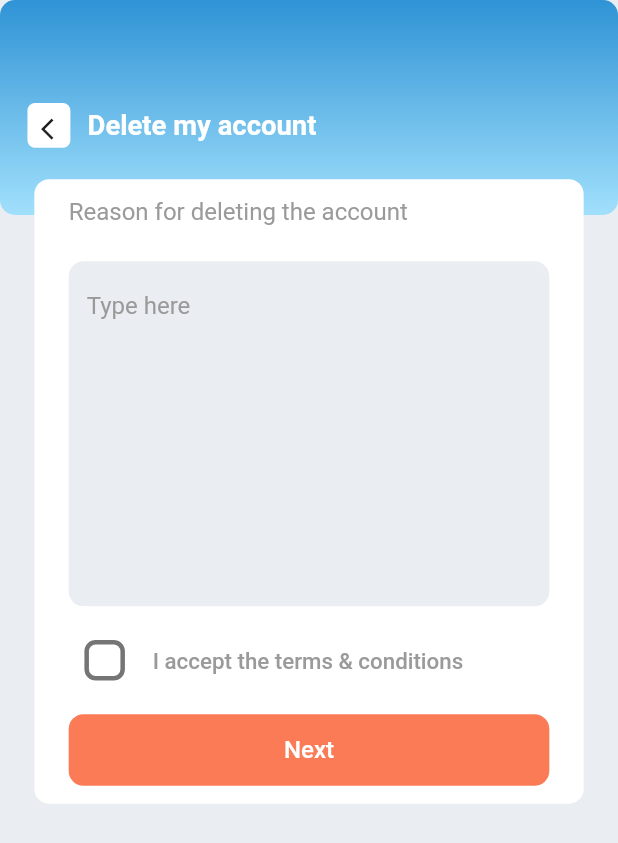
After one commit to abohanzala/sarf, a Flutter app: the DeleteAccount screen opened by its route, on a phone screen of 412 x 824 dp. The commit adds this screen. Shown: the top 843 px of the screen. Run offline on Flutter 3.47's test engine with Material 2 defaults, Android fonts, the phone set to English and light mode, and no system bars; our stand-ins replace bot_toast, flutter_screenutil, flutter_spinkit, get, intl_phone_field.

Commit message:
delete account 3 screens done

```diff
--- /dev/null
+++ b/lib/src/baseview/more/delete_account.dart
@@ -0,0 +1,186 @@
+import 'package:flutter/material.dart';
+import 'package:flutter_screenutil/flutter_screenutil.dart';
+import 'package:get/get.dart';
+import 'package:intl/intl.dart';
+import 'package:sarf/src/baseview/more/delete_account2.dart';
+
+import '../../../resources/resources.dart';
+
+class DeleteAccount extends StatefulWidget {
+  const DeleteAccount({super.key});
+
+  @override
+  State<DeleteAccount> createState() => _DeleteAccountState();
+}
+
+class _DeleteAccountState extends State<DeleteAccount> {
+  bool isChecked = false;
+  @override
+  Widget build(BuildContext context) {
+    return Scaffold(
+      backgroundColor: R.colors.lightGrey,
+      body: Column(
+        mainAxisSize: MainAxisSize.min,
+        children: [
+          Container(
+            padding: EdgeInsets.only(left: 16.w, top: 20.h, right: 16.w),
+            height: 120.h,
+            width: double.infinity,
+            decoration: BoxDecoration(
+              gradient: LinearGradient(
+                begin: Alignment.topCenter,
+                end: Alignment.bottomCenter,
+                colors: [
+                  R.colors.blueGradient1,
+                  R.colors.blueGradient2,
+                ],
+              ),
+              borderRadius: BorderRadius.circular(10),
+            ),
+            child: Row(
+              mainAxisAlignment: MainAxisAlignment.start,
+              children: [
+                GestureDetector(
+                  onTap: () {
+                    Get.back();
+                  },
+                  child: Container(
+                    padding: const EdgeInsets.all(9),
+                    height: 25.h,
+                    width: 25.w,
+                    decoration: BoxDecoration(
+                      color: R.colors.white,
+                      borderRadius: BorderRadius.circular(5),
+                    ),
+                    child: Icon(
+                      Icons.arrow_back_ios,
+                      size: 15.sp,
+                    ),
+                  ),
+                ),
+                SizedBox(width: 10.w),
+                Text(
+                  'Delete my account',
+                  style: TextStyle(
+                    color: Colors.white,
+                    fontSize: 16.sp,
+                    fontWeight: FontWeight.bold,
+                  ),
+                ),
+              ],
+            ),
+          ),
+          Transform(
+            transform: Matrix4.translationValues(0, -40.h, 0),
+            child: Container(
+                width: double.infinity,
+                decoration: BoxDecoration(
+                  color: Colors.white,
+                  borderRadius: BorderRadius.circular(10),
+                ),
+                margin: EdgeInsets.symmetric(horizontal: 20.w, vertical: 20.h),
+                padding: EdgeInsets.symmetric(horizontal: 20.w, vertical: 10.h),
+                child: Column(
+                  crossAxisAlignment: CrossAxisAlignment.start,
+                  mainAxisAlignment: MainAxisAlignment.start,
+                  children: [
+                    Text(
+                      'Reason for deleting the account',
+                      style: TextStyle(
+                        color: R.colors.grey.withOpacity(1),
+                        fontSize: 14.sp,
+                        fontWeight: FontWeight.w400,
+                      ),
+                    ),
+                    SizedBox(height: 20.h),
+                    TextFormField(
+                      maxLines: 10,
+                      decoration: InputDecoration(
+                        fillColor: R.colors.lightGrey,
+                        filled: true,
+                        floatingLabelBehavior: FloatingLabelBehavior.always,
+                        hintText: 'Type here',
+                        hintStyle: TextStyle(
+                          color: R.colors.grey,
+                          fontSize: 14.sp,
+                        ),
+                        enabledBorder: OutlineInputBorder(
+                          borderSide: BorderSide.none,
+                          borderRadius: BorderRadius.circular(10),
+                        ),
+                        focusedBorder: OutlineInputBorder(
+                          borderSide: BorderSide(
+                            color: R.colors.grey,
+                          ),
+                          borderRadius: BorderRadius.circular(10),
+                        ),
+                      ),
+                    ),
+                    SizedBox(
+                      height: 10.h,
+                    ),
+                    Row(
+                      children: [
+                        Transform.scale(
+                          scale: 1.5,
+                          child: Checkbox(
+                              shape: RoundedRectangleBorder(
+                                  borderRadius: BorderRadius.circular(5),
+                                  side: BorderSide(
+                                    color: R.colors.grey,
+                                    width: 0.3,
+                                  )),
+                              value: isChecked,
+                              onChanged: (value) {
+                                setState(() {
+                                  isChecked = value!;
+                                });
+                              }),
+                        ),
+                        SizedBox(
+                          width: 7.w,
+                        ),
+                        Text(
+                          'I accept the terms & conditions',
+                          style: TextStyle(
+                            color: R.colors.grey,
+                            fontSize: 13.sp,
+                            fontWeight: FontWeight.w500,
+                          ),
+                        ),
+                      ],
+                    ),
+                    SizedBox(
+                      height: 10.h,
+                    ),
+                    GestureDetector(
+                      onTap: () {
+                        Get.to(DeleteAccount2());
+                      },
+                      child: Container(
+                        height: 40.h,
+                        width: double.infinity,
+                        decoration: BoxDecoration(
+                          color: R.colors.themeColor,
+                          borderRadius: BorderRadius.circular(10),
+                        ),
+                        child: Center(
+                          child: Text(
+                            'Next',
+                            style: TextStyle(
+                              color: Colors.white,
+                              fontSize: 14.sp,
+                              fontWeight: FontWeight.w500,
+                            ),
+                          ),
+                        ),
+                      ),
+                    ),
+                  ],
+                )),
+          ),
+        ],
+      ),
+    );
+  }
+}
--- a/lib/src/utils/routes.dart
+++ b/lib/src/utils/routes.dart
@@ -7,6 +7,7 @@ import 'package:sarf/src/baseview/home/home_view.dart';
 import 'package:sarf/src/baseview/members/cites_list_view.dart';
 import 'package:sarf/src/baseview/members/members_list_view.dart';
 import 'package:sarf/src/baseview/more/alerts_view.dart';
+import 'package:sarf/src/baseview/more/delete_account.dart';
 import 'package:sarf/src/baseview/more/new_support.dart';
 import 'package:sarf/src/baseview/more/single_support.dart';
 import 'package:sarf/src/utils/routes_name.dart';
@@ -60,9 +61,9 @@ class Routes {
                 const AlertsScreen());                               // case RoutesName.Splash:
       //   return MaterialPageRoute(
       //       builder: (BuildContext context) => const SplashScreen());
-      // case RoutesName.Boarding:
-      //   return MaterialPageRoute(
-      //       builder: (BuildContext context) => const BoardingScreen());
+      case RoutesName.deleteAccount:
+        return MaterialPageRoute(
+            builder: (BuildContext context) => const DeleteAccount());
       // case RoutesName.SignIn:
       //   return MaterialPageRoute(
       //       builder: (BuildContext context) => const Signin());
--- a/lib/src/utils/routes_name.dart
+++ b/lib/src/utils/routes_name.dart
@@ -24,5 +24,6 @@ class RoutesName{
   static const String invoiceDetails ='invoice_details';
   static const String newSupport ='new_support';
   static const String alerts ='alerts';
+  static const String deleteAccount ='delete_account';
 
 }
```
Also changed, not shown: lib/src/baseview/more/delete_account2.dart (added, +154 -0 lines), lib/src/baseview/more/delete_account3.dart (added, +130 -0 lines), lib/src/baseview/more/more_view.dart (+10 -5 lines), assets/images/infopic.png (added).
